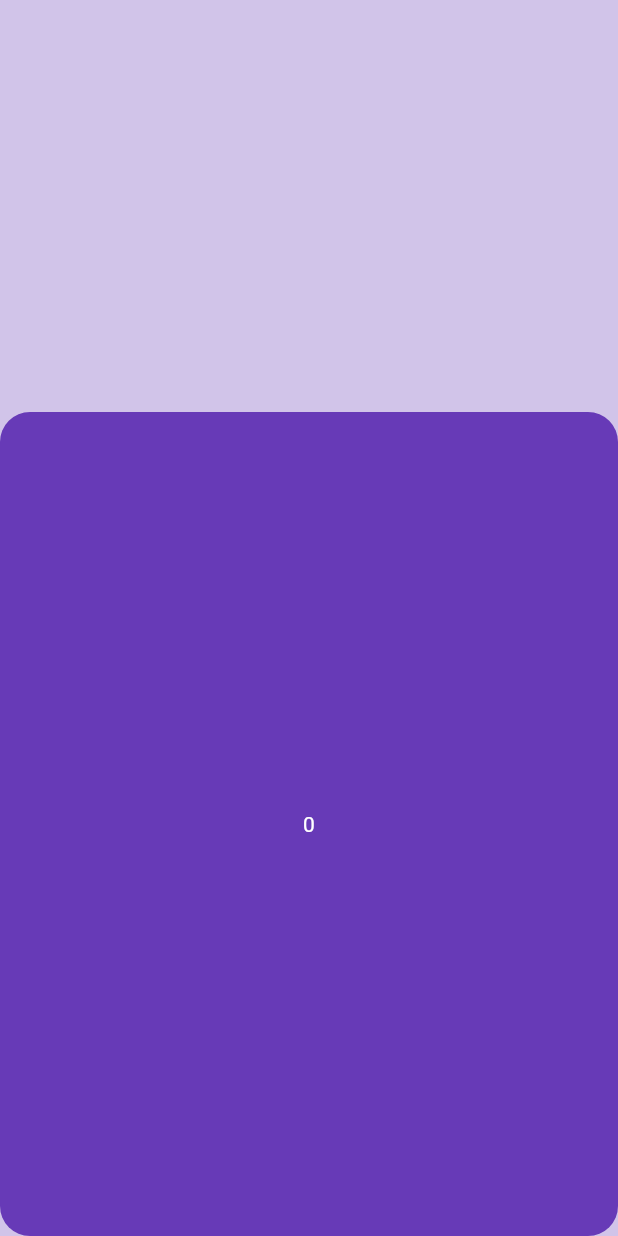
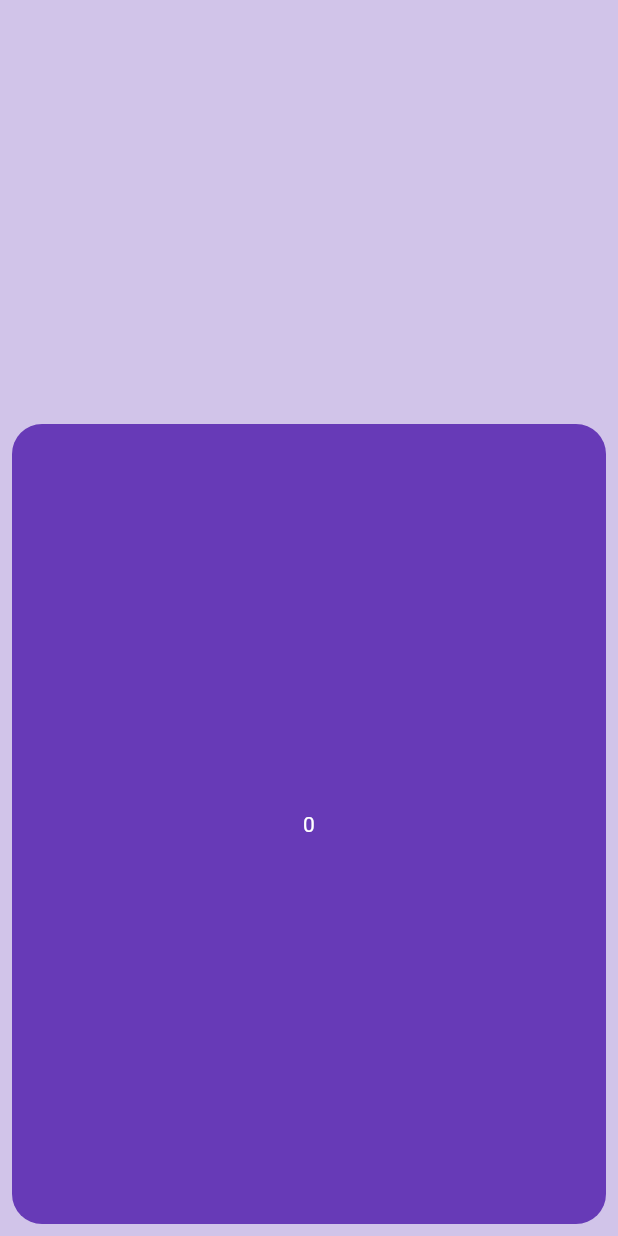
Before and after one commit to Haroon-Zafar/Calculator, a Flutter app: the screen it shows after launch, on a phone screen of 412 x 824 dp. Run offline on Flutter 3.47's test engine with Material 2 defaults, Android fonts, the phone set to English and light mode, and no system bars.

Commit message:
Wrapping ClipRRect with Padding
This will add padding from all sides and will increase beauty.

```diff
--- a/lib/buttons.dart
+++ b/lib/buttons.dart
@@ -9,7 +9,9 @@ class MyButton extends StatelessWidget {
 
   @override
   Widget build(BuildContext context) {
-    return ClipRRect(
+    return Padding(
+      padding: const EdgeInsets.all(8.0),
+      child: ClipRRect(
         borderRadius: BorderRadius.circular(20),
         child: Container(
           color: color,
@@ -20,6 +22,7 @@ class MyButton extends StatelessWidget {
             ),
           ),
         ),
+      ),
     );
   }
 }
```
Lines whose indentation alone changed are shown as unchanged.
